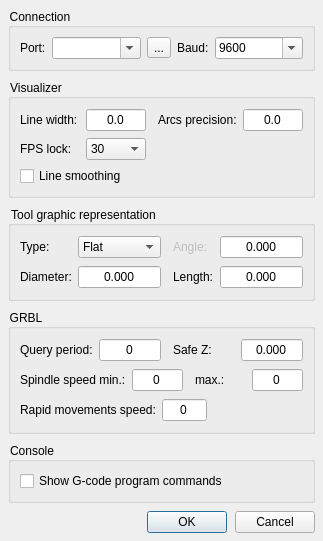
Above: frmsettings.ui from Denvi/Candle before the change. Below: the same form after it.
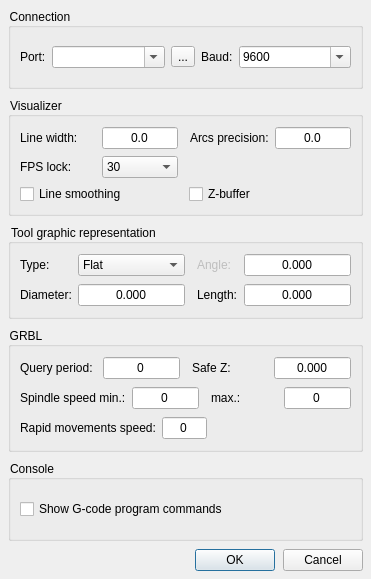
That is the form after the change. Icons and pictures are not drawn.

Commit message:
Visualizer Z-buffer option added.
Visualizer first g-code point fixed.

Diff of the .ui file:
```diff
--- a/frmsettings.ui
+++ b/frmsettings.ui
@@ -6,8 +6,8 @@
    <rect>
     <x>0</x>
     <y>0</y>
-    <width>323</width>
-    <height>489</height>
+    <width>371</width>
+    <height>579</height>
    </rect>
   </property>
   <property name="windowTitle">
@@ -226,12 +226,23 @@
        </layout>
       </item>
       <item>
+       <layout class="QHBoxLayout" name="horizontalLayout_5">
+        <item>
        <widget class="QCheckBox" name="chkAntialiasing">
         <property name="text">
          <string>Line smoothing</string>
         </property>
        </widget>
       </item>
+        <item>
+         <widget class="QCheckBox" name="chkZBuffer">
+          <property name="text">
+           <string>Z-buffer</string>
+          </property>
+         </widget>
+        </item>
+       </layout>
+      </item>
      </layout>
     </widget>
    </item>
```
Left out of the diff: 1 changed line with no effect on the pictures. Lines whose indentation alone changed are shown as unchanged. The commit also changes 15 other files.
